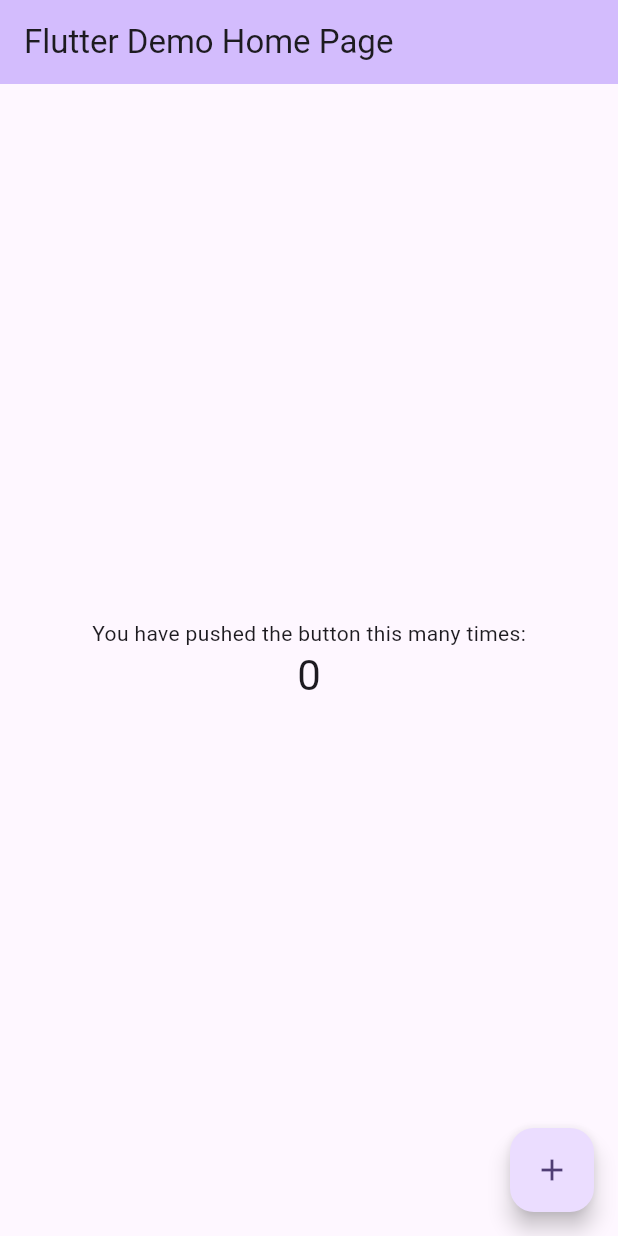
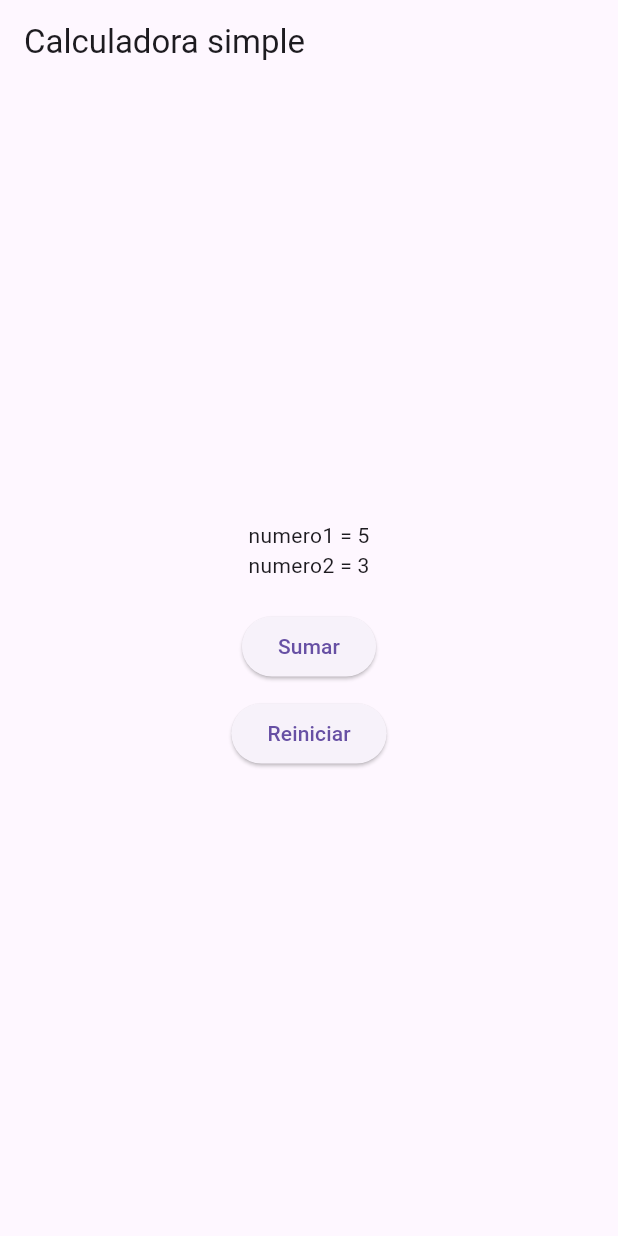
Before and after one commit to milena-dev-code/quinto_tp_progr2, a Flutter app: the screen it shows after launch, on a phone screen of 412 x 824 dp. Run offline on Flutter 3.47's test engine with Material 3 defaults, Android fonts, the phone set to English and light mode, and no system bars.

Commit message:
subiendo resolucion de ej5 a rama ejercicio5, se modifica archivo main.dart

```diff
--- a/lib/main.dart
+++ b/lib/main.dart
@@ -1,3 +1,17 @@
+/*
+5 ) Calculadora de suma de dos números
+Consigna:
+Crear una app que permita ingresar dos números y mostrar la suma al presionar un botón.
+Requisitos:
+• Un Scaffold con AppBar titulado "Calculadora Simple".
+• En el body, un Column que contenga:
+• Dos valores enteros predefinidos (por ejemplo, numero1 = 5, numero2 =
+3), mostrados con widgets Text.
+• Un botón que diga "Sumar" y al presionarlo muestre un Text con el resultado
+de la suma.
+• Un botón que diga "Reiniciar" y vuelva a ocultar el resultado.
+ */
+
 import 'package:flutter/material.dart';
 
 void main() {
@@ -7,119 +21,69 @@
 class MyApp extends StatelessWidget {
   const MyApp({super.key});
 
-  // This widget is the root of your application.
   @override
   Widget build(BuildContext context) {
-    return MaterialApp(
-      title: 'Flutter Demo',
-      theme: ThemeData(
-        // This is the theme of your application.
-        //
-        // TRY THIS: Try running your application with "flutter run". You'll see
-        // the application has a purple toolbar. Then, without quitting the app,
-        // try changing the seedColor in the colorScheme below to Colors.green
-        // and then invoke "hot reload" (save your changes or press the "hot
-        // reload" button in a Flutter-supported IDE, or press "r" if you used
-        // the command line to start the app).
-        //
-        // Notice that the counter didn't reset back to zero; the application
-        // state is not lost during the reload. To reset the state, use hot
-        // restart instead.
-        //
-        // This works for code too, not just values: Most code changes can be
-        // tested with just a hot reload.
-        colorScheme: ColorScheme.fromSeed(seedColor: Colors.deepPurple),
-        useMaterial3: true,
-      ),
-      home: const MyHomePage(title: 'Flutter Demo Home Page'),
+    return const MaterialApp(
+      title: "Calculadora",
+      home: Calculadora(),
     );
   }
 }
 
-class MyHomePage extends StatefulWidget {
-  const MyHomePage({super.key, required this.title});
-
-  // This widget is the home page of your application. It is stateful, meaning
-  // that it has a State object (defined below) that contains fields that affect
-  // how it looks.
-
-  // This class is the configuration for the state. It holds the values (in this
-  // case the title) provided by the parent (in this case the App widget) and
-  // used by the build method of the State. Fields in a Widget subclass are
-  // always marked "final".
-
-  final String title;
+class Calculadora extends StatefulWidget {
+  const Calculadora({super.key});
 
   @override
-  State<MyHomePage> createState() => _MyHomePageState();
+  State<Calculadora> createState() => _CalculadoraState();
 }
 
-class _MyHomePageState extends State<MyHomePage> {
-  int _counter = 0;
+class _CalculadoraState extends State<Calculadora> {
+  int n1 = 5;
+  int n2 = 3;
+  int resultado = 0;
 
-  void _incrementCounter() {
+  void _sumar() {
     setState(() {
-      // This call to setState tells the Flutter framework that something has
-      // changed in this State, which causes it to rerun the build method below
-      // so that the display can reflect the updated values. If we changed
-      // _counter without calling setState(), then the build method would not be
-      // called again, and so nothing would appear to happen.
-      _counter++;
+      resultado = n1 + n2;
+    });
+  }
+
+  void _reiniciar() {
+    setState(() {
+      resultado = 0;
     });
   }
 
   @override
   Widget build(BuildContext context) {
-    // This method is rerun every time setState is called, for instance as done
-    // by the _incrementCounter method above.
-    //
-    // The Flutter framework has been optimized to make rerunning build methods
-    // fast, so that you can just rebuild anything that needs updating rather
-    // than having to individually change instances of widgets.
     return Scaffold(
       appBar: AppBar(
-        // TRY THIS: Try changing the color here to a specific color (to
-        // Colors.amber, perhaps?) and trigger a hot reload to see the AppBar
-        // change color while the other colors stay the same.
-        backgroundColor: Theme.of(context).colorScheme.inversePrimary,
-        // Here we take the value from the MyHomePage object that was created by
-        // the App.build method, and use it to set our appbar title.
-        title: Text(widget.title),
+        title: const Text("Calculadora simple"), //cambiamos el titulo del appbar
       ),
       body: Center(
-        // Center is a layout widget. It takes a single child and positions it
-        // in the middle of the parent.
         child: Column(
-          // Column is also a layout widget. It takes a list of children and
-          // arranges them vertically. By default, it sizes itself to fit its
-          // children horizontally, and tries to be as tall as its parent.
-          //
-          // Column has various properties to control how it sizes itself and
-          // how it positions its children. Here we use mainAxisAlignment to
-          // center the children vertically; the main axis here is the vertical
-          // axis because Columns are vertical (the cross axis would be
-          // horizontal).
-          //
-          // TRY THIS: Invoke "debug painting" (choose the "Toggle Debug Paint"
-          // action in the IDE, or press "p" in the console), to see the
-          // wireframe for each widget.
           mainAxisAlignment: MainAxisAlignment.center,
-          children: <Widget>[
-            const Text(
-              'You have pushed the button this many times:',
+          children: [
+            Text("numero1 = $n1"), //primer elemento texto dinamico con valor de n1
+            Text("numero2 = $n2"), //segundo elemento texto dinamico con valor de n2
+            const SizedBox(height: 20), //tercer elemento espacio
+            ElevatedButton( //cuarto elemento boton de sumar
+              onPressed: _sumar,
+              child: const Text("Sumar"),
             ),
-            Text(
-              '$_counter',
-              style: Theme.of(context).textTheme.headlineMedium,
+            const SizedBox(height: 10), //quinto elemento espacio
+            ElevatedButton( //sexto elemento boton reiniciar
+              onPressed: _reiniciar,
+              child: const Text("Reiniciar",),
             ),
+            const SizedBox(height: 20), //sexto elemento espacio
+            if (resultado != 0)
+              Text( //septimo elemento texto con resultado de suma
+                "Resultado $n1 + $n2 = $resultado",
+              ),
           ],
         ),
       ),
-      floatingActionButton: FloatingActionButton(
-        onPressed: _incrementCounter,
-        tooltip: 'Increment',
-        child: const Icon(Icons.add),
-      ), // This trailing comma makes auto-formatting nicer for build methods.
     );
   }
 }
```
